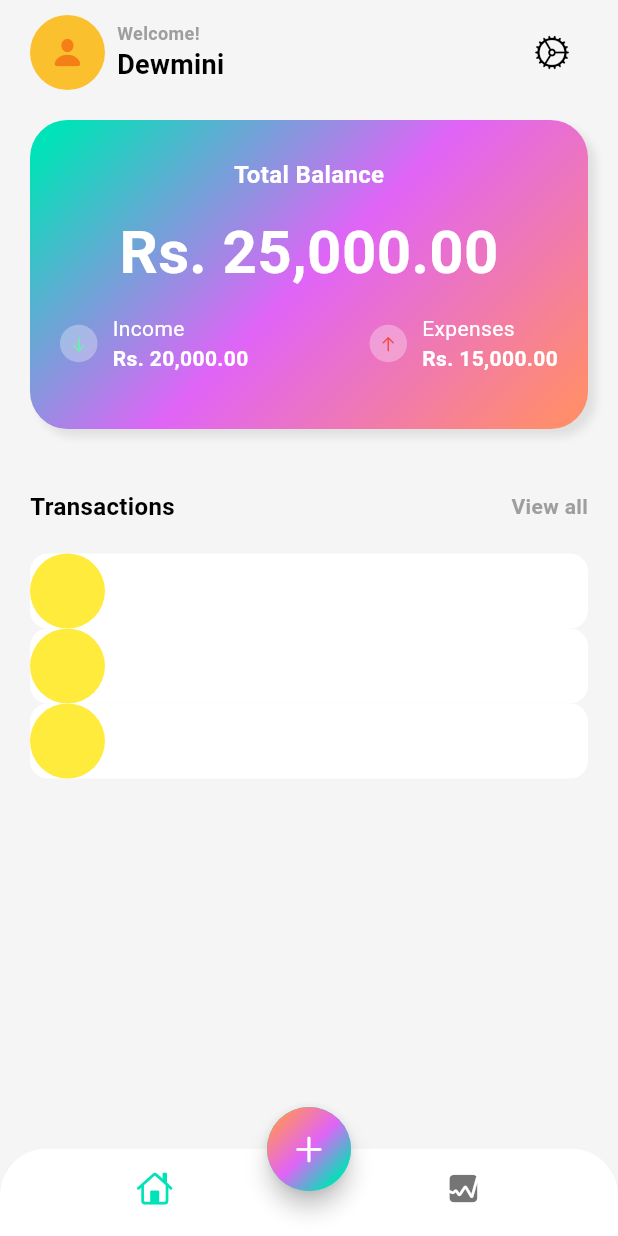
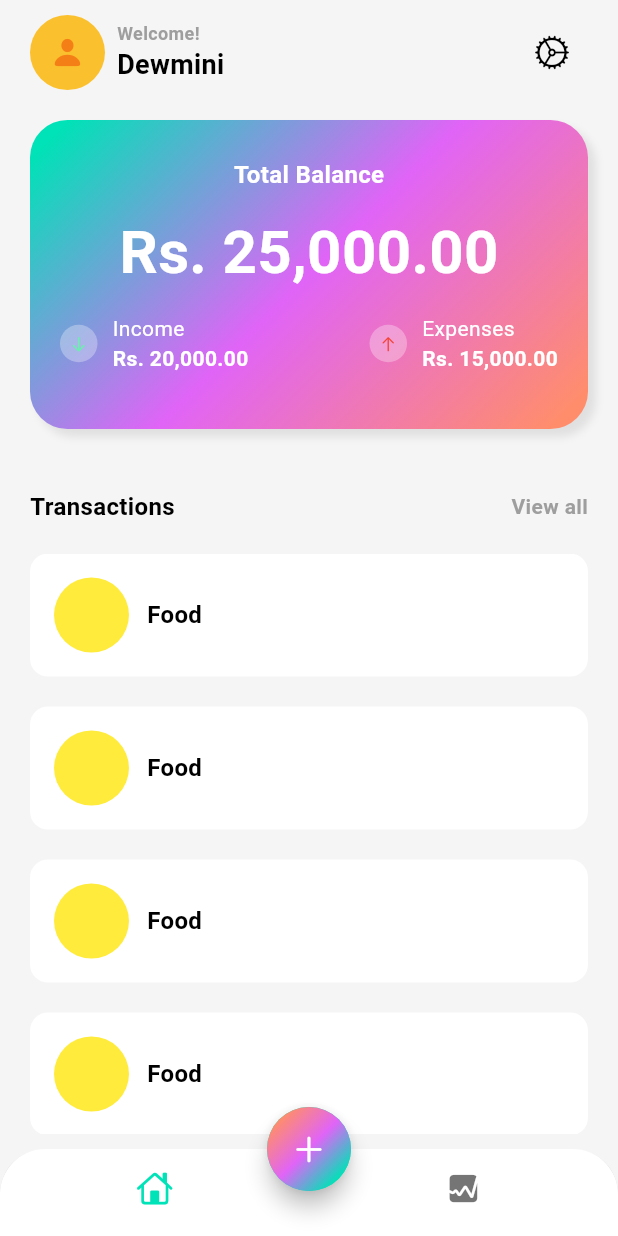
Before and after one commit to nilupul-dew/expenses_tracker, a Flutter app: the screen it shows after launch, on a phone screen of 412 x 824 dp. Run offline on Flutter 3.47's test engine with Material 3 defaults, Android fonts, the phone set to English and light mode, and no system bars.

Commit message:
add transaction section (cards for all transactions)

```diff
--- a/expense_tracker_app/lib/screens/home/views/main_screen.dart
+++ b/expense_tracker_app/lib/screens/home/views/main_screen.dart
@@ -236,13 +236,17 @@ class MainScreen extends StatelessWidget {
             const SizedBox(height: 20),
             Expanded(
               child: ListView.builder(
-                itemCount: 3,
+                itemCount: 4,
                 itemBuilder: (context, int i) {
-                  return Container(
+                  return Padding(
+                    padding: const EdgeInsets.only(bottom: 20),
+                    child: Container(
                       decoration: BoxDecoration(
                         color: Colors.white,
                         borderRadius: BorderRadius.circular(12),
                       ),
+                      child: Padding(
+                        padding: const EdgeInsets.all(16.0),
                         child: Row(
                           children: [
                             Container(
@@ -253,7 +257,18 @@ class MainScreen extends StatelessWidget {
                                 shape: BoxShape.circle,
                               ),
                             ),
+                            SizedBox(width: 12),
+                            Text(
+                              'Food',
+                              style: TextStyle(
+                                fontSize: 16,
+                                color: Theme.of(context).colorScheme.onSurface,
+                                fontWeight: FontWeight.w600,
+                              ),
+                            ),
                           ],
+                        ),
+                      ),
                     ),
                   );
                 },
```
Lines whose indentation alone changed are shown as unchanged.
